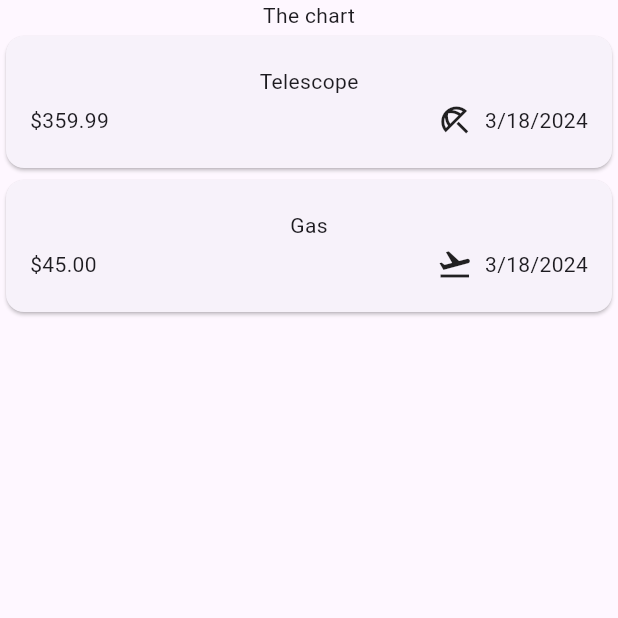
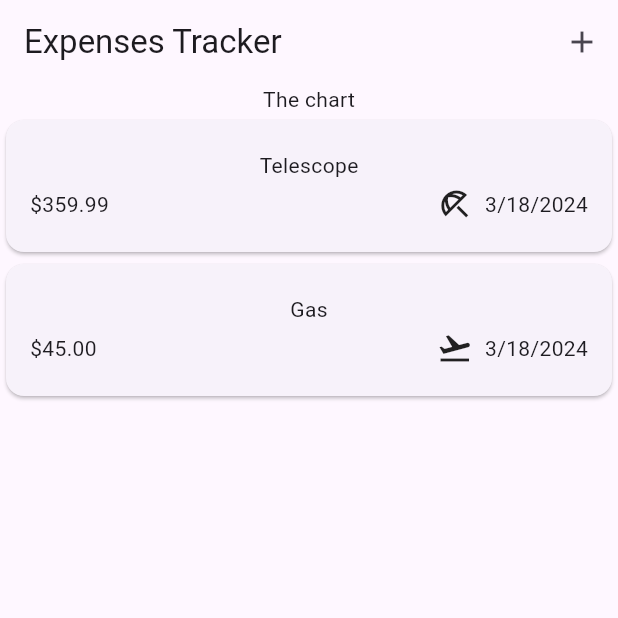
Before and after one commit to SheeloveDol/expense-tracker, a Flutter app: the screen it shows after launch, on a phone screen of 412 x 824 dp, the top half of it. Run offline on Flutter 3.47's test engine with Material 3 defaults, Android fonts, the phone set to English and light mode, and no system bars.

Commit message:
Added appBar with title and add button

```diff
--- a/lib/widgets/expenses.dart
+++ b/lib/widgets/expenses.dart
@@ -10,7 +10,6 @@ class Expenses extends StatefulWidget {
 }
 
 class _ExpensesState extends State<Expenses> {
-
 // Creating dummy data for expenses
   final List<Expense> _recentExpenses = [
     Expense(
@@ -29,10 +28,19 @@ class _ExpensesState extends State<Expenses> {
 
   @override
   Widget build(BuildContext context) {
-    return  Scaffold(
+    return Scaffold(
+      appBar: AppBar(
+        title: const Text('Expenses Tracker'),
+        actions: [
+          IconButton(
+            onPressed: () {},
+            icon: const Icon(Icons.add),
+          ),
+        ],
+      ),
       body: Column(
         children: [
-         const Text('The chart'),
+          const Text('The chart'),
           Expanded(child: ExpensesList(expenses: _recentExpenses)),
         ],
       ),
```
